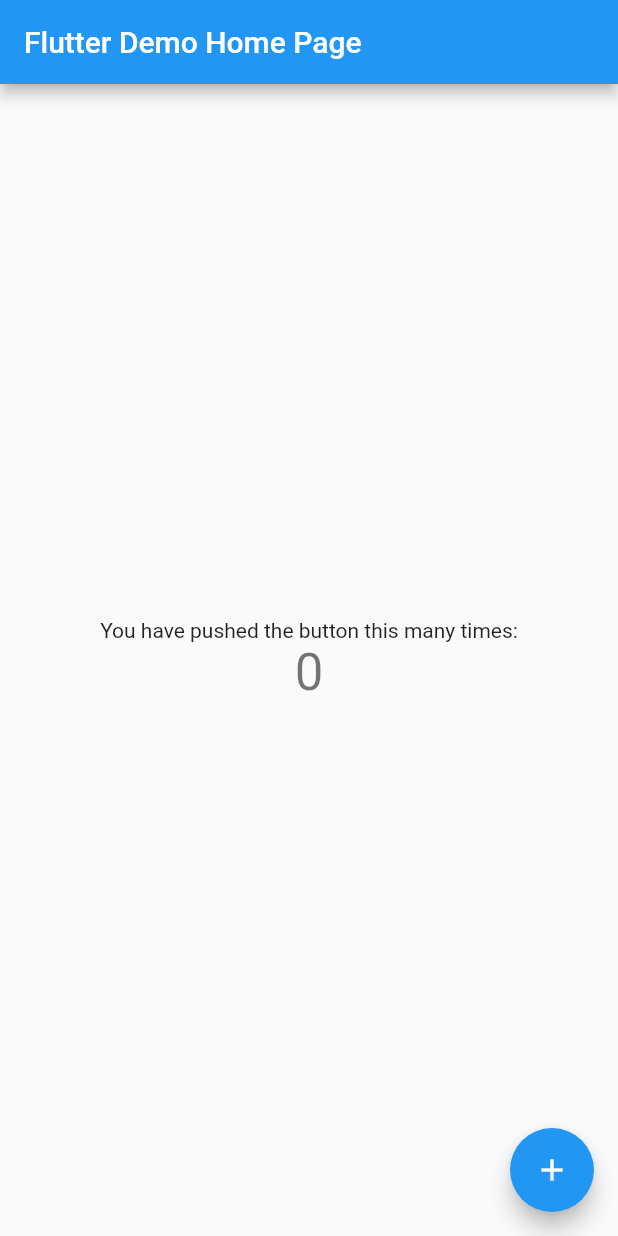
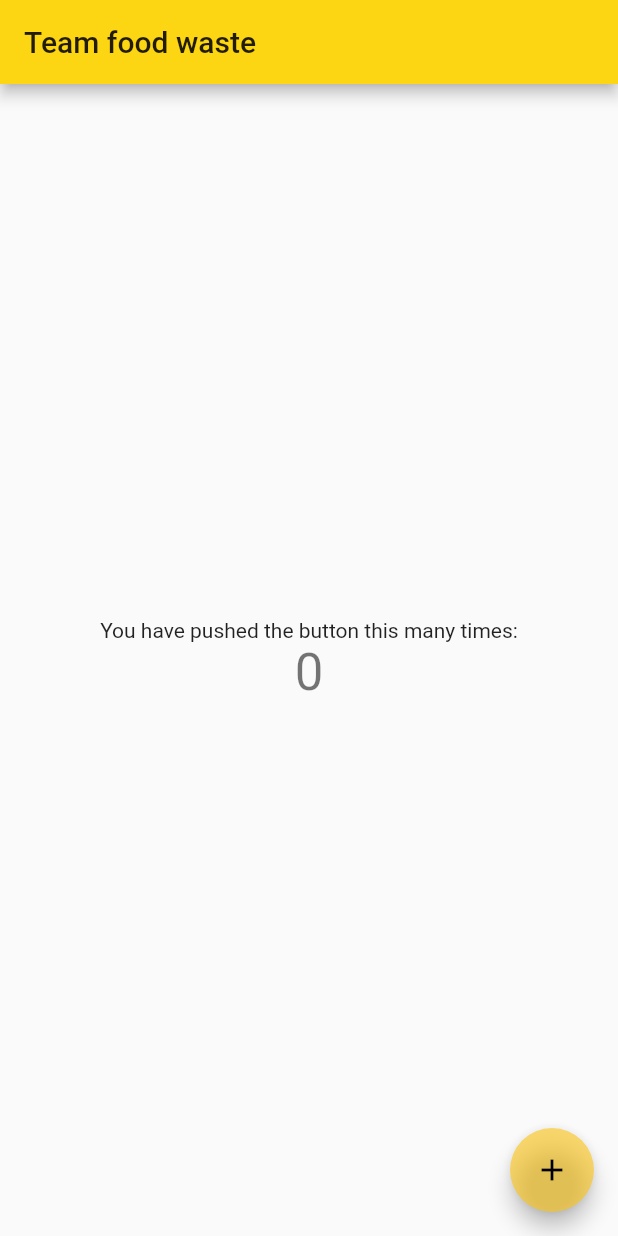
Before and after one commit to jumbo-tech-campus/food-waste, a Flutter app: the screen it shows after launch, on a phone screen of 412 x 824 dp. Run offline on Flutter 3.47's test engine with Material 2 defaults, Android fonts, the phone set to English and light mode, and no system bars.

Commit message:
Cleanup code

```diff
--- /dev/null
+++ b/app/FoodWaste/lib/jumbo_ui.dart
@@ -0,0 +1,34 @@
+import 'dart:ui';
+
+import 'package:flutter/material.dart';
+
+Map<int, Color> _jumboYellow = {
+  50: Color.fromRGBO(253, 197, 19, .1),
+  100: Color.fromRGBO(253, 197, 19, .2),
+  200: Color.fromRGBO(253, 197, 19, .3),
+  300: Color.fromRGBO(253, 197, 19, .4),
+  400: Color.fromRGBO(253, 197, 19, .5),
+  500: Color.fromRGBO(253, 197, 19, .6),
+  600: Color.fromRGBO(253, 197, 19, .7),
+  700: Color.fromRGBO(253, 197, 19, .8),
+  800: Color.fromRGBO(253, 197, 19, .9),
+  900: Color.fromRGBO(253, 197, 19, 1),
+};
+
+Map<int, Color> _greyYellow = {
+  50: Color.fromRGBO(171, 171, 171, .1),
+  100: Color.fromRGBO(171, 171, 171, .2),
+  200: Color.fromRGBO(171, 171, 171, .3),
+  300: Color.fromRGBO(171, 171, 171, .4),
+  400: Color.fromRGBO(171, 171, 171, .5),
+  500: Color.fromRGBO(171, 171, 171, .6),
+  600: Color.fromRGBO(171, 171, 171, .7),
+  700: Color.fromRGBO(171, 171, 171, .8),
+  800: Color.fromRGBO(171, 171, 171, .9),
+  900: Color.fromRGBO(171, 171, 171, 1),
+};
+
+class JumboUI {
+  static MaterialColor yellowColor = MaterialColor(0xFFFCD513, _jumboYellow);
+  static MaterialColor greyColor = MaterialColor(0xFFABABAB, _greyYellow);
+}
--- a/app/FoodWaste/lib/main.dart
+++ b/app/FoodWaste/lib/main.dart
@@ -1,41 +1,24 @@
 import 'package:flutter/material.dart';
+
+import 'jumbo_ui.dart';
 
 void main() => runApp(MyApp());
 
 class MyApp extends StatelessWidget {
-  // This widget is the root of your application.
   @override
   Widget build(BuildContext context) {
     return MaterialApp(
       title: 'Flutter Demo',
       theme: ThemeData(
-        // This is the theme of your application.
-        //
-        // Try running your application with "flutter run". You'll see the
-        // application has a blue toolbar. Then, without quitting the app, try
-        // changing the primarySwatch below to Colors.green and then invoke
-        // "hot reload" (press "r" in the console where you ran "flutter run",
-        // or simply save your changes to "hot reload" in a Flutter IDE).
-        // Notice that the counter didn't reset back to zero; the application
-        // is not restarted.
-        primarySwatch: Colors.blue,
+        primarySwatch: JumboUI.yellowColor,
       ),
-      home: MyHomePage(title: 'Flutter Demo Home Page'),
+      home: MyHomePage(title: 'Team food waste'),
     );
   }
 }
 
 class MyHomePage extends StatefulWidget {
   MyHomePage({Key key, this.title}) : super(key: key);
-
-  // This widget is the home page of your application. It is stateful, meaning
-  // that it has a State object (defined below) that contains fields that affect
-  // how it looks.
-
-  // This class is the configuration for the state. It holds the values (in this
-  // case the title) provided by the parent (in this case the App widget) and
-  // used by the build method of the State. Fields in a Widget subclass are
-  // always marked "final".
 
   final String title;
 
@@ -48,47 +31,18 @@ class _MyHomePageState extends State<MyHomePage> {
 
   void _incrementCounter() {
     setState(() {
-      // This call to setState tells the Flutter framework that something has
-      // changed in this State, which causes it to rerun the build method below
-      // so that the display can reflect the updated values. If we changed
-      // _counter without calling setState(), then the build method would not be
-      // called again, and so nothing would appear to happen.
       _counter++;
     });
   }
 
   @override
   Widget build(BuildContext context) {
-    // This method is rerun every time setState is called, for instance as done
-    // by the _incrementCounter method above.
-    //
-    // The Flutter framework has been optimized to make rerunning build methods
-    // fast, so that you can just rebuild anything that needs updating rather
-    // than having to individually change instances of widgets.
     return Scaffold(
         appBar: AppBar(
-        // Here we take the value from the MyHomePage object that was created by
-        // the App.build method, and use it to set our appbar title.
           title: Text(widget.title),
         ),
         body: Center(
-        // Center is a layout widget. It takes a single child and positions it
-        // in the middle of the parent.
           child: Column(
-          // Column is also a layout widget. It takes a list of children and
-          // arranges them vertically. By default, it sizes itself to fit its
-          // children horizontally, and tries to be as tall as its parent.
-          //
-          // Invoke "debug painting" (press "p" in the console, choose the
-          // "Toggle Debug Paint" action from the Flutter Inspector in Android
-          // Studio, or the "Toggle Debug Paint" command in Visual Studio Code)
-          // to see the wireframe for each widget.
-          //
-          // Column has various properties to control how it sizes itself and
-          // how it positions its children. Here we use mainAxisAlignment to
-          // center the children vertically; the main axis here is the vertical
-          // axis because Columns are vertical (the cross axis would be
-          // horizontal).
             mainAxisAlignment: MainAxisAlignment.center,
             children: <Widget>[
               Text(
@@ -105,7 +59,6 @@ class _MyHomePageState extends State<MyHomePage> {
           onPressed: _incrementCounter,
           tooltip: 'Increment',
           child: Icon(Icons.add),
-      ), // This trailing comma makes auto-formatting nicer for build methods.
-    );
+        ));
   }
 }
```
Lines whose indentation alone changed are shown as unchanged.
